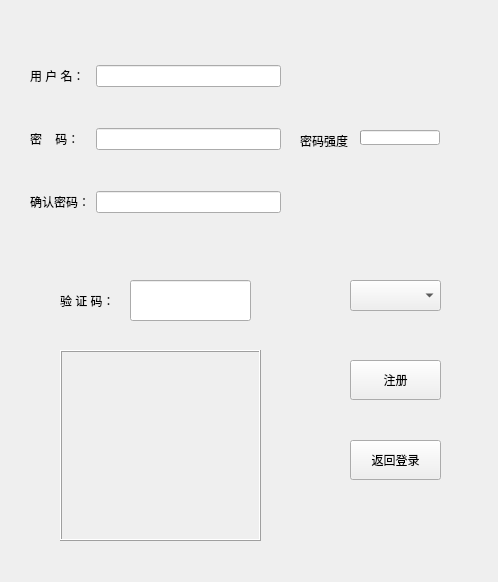
This is signup.ui in Nahjs/Bejeweled as Qt 5 draws it before an edit. The edited form follows.
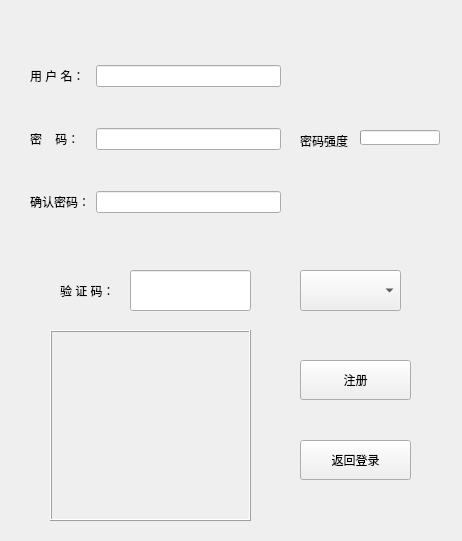
This is the edited form.

Commit message: 游戏界面微调

```diff
--- a/signup.ui
+++ b/signup.ui
@@ -6,8 +6,8 @@
    <rect>
     <x>0</x>
     <y>0</y>
-    <width>498</width>
-    <height>582</height>
+    <width>462</width>
+    <height>541</height>
    </rect>
   </property>
   <property name="windowTitle">
@@ -16,9 +16,9 @@
   <widget class="QPushButton" name="pushButton_2">
    <property name="geometry">
     <rect>
-     <x>350</x>
+     <x>300</x>
      <y>360</y>
-     <width>91</width>
+     <width>111</width>
      <height>40</height>
     </rect>
    </property>
@@ -29,9 +29,9 @@
   <widget class="QPushButton" name="btn_return">
    <property name="geometry">
     <rect>
-     <x>350</x>
+     <x>300</x>
      <y>440</y>
-     <width>91</width>
+     <width>111</width>
      <height>40</height>
     </rect>
    </property>
@@ -92,10 +92,10 @@
   <widget class="QComboBox" name="verificationMethodBox">
    <property name="geometry">
     <rect>
-     <x>350</x>
-     <y>280</y>
-     <width>91</width>
-     <height>31</height>
+     <x>300</x>
+     <y>270</y>
+     <width>101</width>
+     <height>41</height>
     </rect>
    </property>
   </widget>
@@ -103,7 +103,7 @@
    <property name="geometry">
     <rect>
      <x>60</x>
-     <y>280</y>
+     <y>270</y>
      <width>65</width>
      <height>41</height>
     </rect>
@@ -116,7 +116,7 @@
    <property name="geometry">
     <rect>
      <x>130</x>
-     <y>280</y>
+     <y>270</y>
      <width>121</width>
      <height>41</height>
     </rect>
@@ -154,8 +154,8 @@
   <widget class="QFrame" name="verificationFrame">
    <property name="geometry">
     <rect>
-     <x>60</x>
-     <y>350</y>
+     <x>50</x>
+     <y>330</y>
      <width>201</width>
      <height>191</height>
     </rect>
```
The commit also changes 1 other file.
